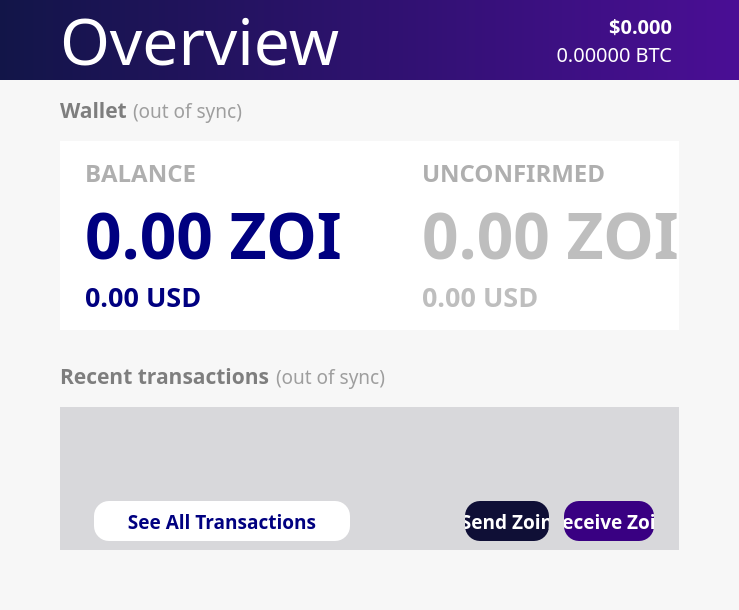
The window that src/qt/forms/overviewpage.ui (noirofficial/noir) describes before a commit, drawn with Qt 5.
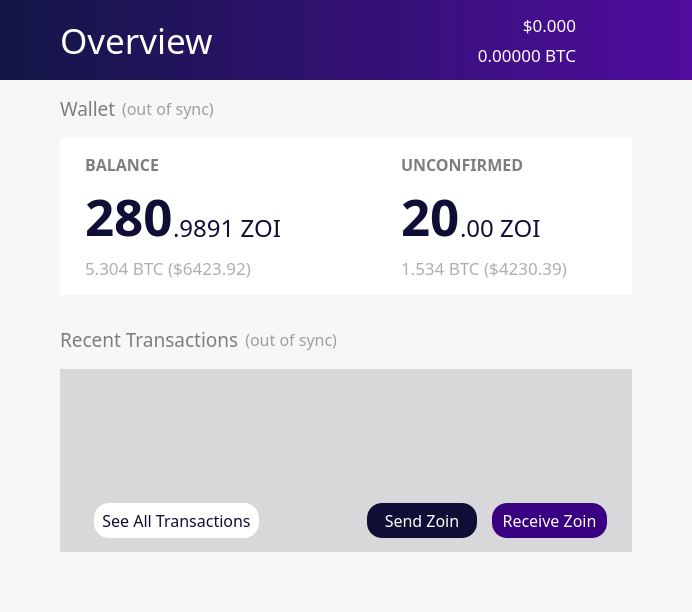
The same window after the commit. Icons and pictures are not drawn.

```diff
--- a/src/qt/forms/overviewpage.ui
+++ b/src/qt/forms/overviewpage.ui
@@ -6,8 +6,8 @@
    <rect>
     <x>0</x>
     <y>0</y>
-    <width>637</width>
-    <height>610</height>
+    <width>692</width>
+    <height>612</height>
    </rect>
   </property>
   <property name="sizePolicy">
@@ -385,7 +385,7 @@
             <bool>false</bool>
            </property>
            <property name="styleSheet">
-            <string notr="true">background: QLinearGradient(x1: 0, y1: 0, x2: 1, y2: 0, stop: 0 #121548, stop: 1 #4a0e95);
+            <string notr="true">background: QLinearGradient(x1: 0, y1: 0, x2: 1, y2: 0, stop: 0 #121646, stop: 1 #510c9f);
 border:0;
 </string>
            </property>
@@ -397,7 +397,7 @@
            </property>
            <layout class="QHBoxLayout" name="horizontalLayout_3">
             <property name="spacing">
-             <number>0</number>
+             <number>-1</number>
             </property>
             <property name="leftMargin">
              <number>60</number>
@@ -422,7 +422,9 @@
               <property name="font">
                <font>
                 <family>ZoinLight</family>
-                <pointsize>48</pointsize>
+                <pointsize>26</pointsize>
+                <weight>50</weight>
+                <bold>false</bold>
                </font>
               </property>
               <property name="autoFillBackground">
@@ -445,14 +447,19 @@
             </item>
             <item>
              <layout class="QVBoxLayout" name="verticalLayout_5">
+              <property name="spacing">
+               <number>-1</number>
+              </property>
               <item>
                <widget class="QLabel" name="priceUSD">
                 <property name="font">
                  <font>
-                  <family>ZoinSemiBold</family>
-                  <pointsize>15</pointsize>
-                  <weight>75</weight>
-                  <bold>true</bold>
+                  <family>ZoinMedium</family>
+                  <pointsize>13</pointsize>
+                  <weight>50</weight>
+                  <bold>false</bold>
+                  <stylestrategy>PreferDefault</stylestrategy>
+                  <kerning>true</kerning>
                  </font>
                 </property>
                 <property name="styleSheet">
@@ -472,7 +479,9 @@
                 <property name="font">
                  <font>
                   <family>ZoinLight</family>
-                  <pointsize>15</pointsize>
+                  <pointsize>13</pointsize>
+                  <weight>50</weight>
+                  <bold>false</bold>
                  </font>
                 </property>
                 <property name="styleSheet">
@@ -490,12 +499,18 @@
              </layout>
             </item>
             <item>
-             <widget class="QLabel" name="label_6">
-              <property name="sizePolicy">
-               <sizepolicy hsizetype="Fixed" vsizetype="Fixed">
-                <horstretch>0</horstretch>
-                <verstretch>0</verstretch>
-               </sizepolicy>
+             <widget class="QPushButton" name="pushButton">
+              <property name="minimumSize">
+               <size>
+                <width>0</width>
+                <height>80</height>
+               </size>
+              </property>
+              <property name="maximumSize">
+               <size>
+                <width>50</width>
+                <height>80</height>
+               </size>
               </property>
               <property name="styleSheet">
                <string notr="true">background: rgb(0,0,0,0);</string>
@@ -506,8 +521,11 @@
               <property name="pixmap">
                <pixmap resource="../bitcoin.qrc">:/icons/Exports_45</pixmap>
               </property>
-              <property name="scaledContents">
-               <bool>false</bool>
+              <property name="iconSize">
+               <size>
+                <width>70</width>
+                <height>70</height>
+               </size>
               </property>
              </widget>
             </item>
@@ -649,7 +667,7 @@
           <item>
            <layout class="QHBoxLayout" name="horizontalLayout_4">
             <property name="spacing">
-             <number>-1</number>
+             <number>6</number>
             </property>
             <property name="rightMargin">
              <number>0</number>
@@ -661,10 +679,10 @@
              <widget class="QLabel" name="label_5">
               <property name="font">
                <font>
-                <family>ZoinSemiBold</family>
-                <pointsize>16</pointsize>
-                <weight>75</weight>
-                <bold>true</bold>
+                <family>ZoinMedium</family>
+                <pointsize>14</pointsize>
+                <weight>50</weight>
+                <bold>false</bold>
                </font>
               </property>
               <property name="mouseTracking">
@@ -682,8 +700,8 @@
              <widget class="QLabel" name="labelWalletStatus">
               <property name="font">
                <font>
-                <family>Source Sans Pro</family>
-                <pointsize>14</pointsize>
+                <family>ZoinLight</family>
+                <pointsize>12</pointsize>
                </font>
               </property>
               <property name="toolTip">
@@ -847,8 +865,124 @@
               <number>80</number>
              </property>
              <property name="verticalSpacing">
-              <number>0</number>
+              <number>5</number>
              </property>
+             <item row="1" column="0">
+              <layout class="QHBoxLayout" name="horizontalLayout_7">
+               <property name="spacing">
+                <number>0</number>
+               </property>
+               <property name="topMargin">
+                <number>0</number>
+               </property>
+               <item>
+                <widget class="QLabel" name="labelBalance">
+                 <property name="sizePolicy">
+                  <sizepolicy hsizetype="Preferred" vsizetype="Preferred">
+                   <horstretch>0</horstretch>
+                   <verstretch>0</verstretch>
+                  </sizepolicy>
+                 </property>
+                 <property name="font">
+                  <font>
+                   <family>ZoinBold</family>
+                   <pointsize>38</pointsize>
+                   <weight>75</weight>
+                   <italic>false</italic>
+                   <bold>true</bold>
+                  </font>
+                 </property>
+                 <property name="cursor">
+                  <cursorShape>IBeamCursor</cursorShape>
+                 </property>
+                 <property name="toolTip">
+                  <string>Your current balance</string>
+                 </property>
+                 <property name="styleSheet">
+                  <string notr="true">color: rgb(15, 15, 54);</string>
+                 </property>
+                 <property name="text">
+                  <string notr="true">280</string>
+                 </property>
+                 <property name="alignment">
+                  <set>Qt::AlignBottom|Qt::AlignLeading|Qt::AlignLeft</set>
+                 </property>
+                 <property name="indent">
+                  <number>0</number>
+                 </property>
+                 <property name="textInteractionFlags">
+                  <set>Qt::NoTextInteraction</set>
+                 </property>
+                </widget>
+               </item>
+               <item>
+                <widget class="QLabel" name="labelBalanceDecimal">
+                 <property name="font">
+                  <font>
+                   <family>ZoinRegular</family>
+                   <pointsize>18</pointsize>
+                  </font>
+                 </property>
+                 <property name="styleSheet">
+                  <string notr="true">color: rgb(15, 15, 54);
+padding-bottom:6;</string>
+                 </property>
+                 <property name="text">
+                  <string>.9891 ZOI</string>
+                 </property>
+                 <property name="alignment">
+                  <set>Qt::AlignBottom|Qt::AlignLeading|Qt::AlignLeft</set>
+                 </property>
+                 <property name="indent">
+                  <number>0</number>
+                 </property>
+                </widget>
+               </item>
+               <item>
+                <spacer name="horizontalSpacer_6">
+                 <property name="orientation">
+                  <enum>Qt::Horizontal</enum>
+                 </property>
+                 <property name="sizeHint" stdset="0">
+                  <size>
+                   <width>40</width>
+                   <height>20</height>
+                  </size>
+                 </property>
+                </spacer>
+               </item>
+              </layout>
+             </item>
+             <item row="0" column="0">
+              <widget class="QLabel" name="label">
+               <property name="enabled">
+                <bool>false</bool>
+               </property>
+               <property name="sizePolicy">
+                <sizepolicy hsizetype="Preferred" vsizetype="Preferred">
+                 <horstretch>0</horstretch>
+                 <verstretch>0</verstretch>
+                </sizepolicy>
+               </property>
+               <property name="font">
+                <font>
+                 <family>ZoinBold</family>
+                 <pointsize>12</pointsize>
+                 <weight>75</weight>
+                 <bold>true</bold>
+                </font>
+               </property>
+               <property name="styleSheet">
+                <string notr="true">color: rgb(126, 126, 126);</string>
+               </property>
+               <property name="text">
+                <string>BALANCE</string>
+               </property>
+               <property name="textInteractionFlags">
+                <set>Qt::NoTextInteraction</set>
+               </property>
+              </widget>
+             </item>
              <item row="0" column="1">
               <widget class="QLabel" name="label_3">
                <property name="enabled">
@@ -862,8 +996,8 @@
                </property>
                <property name="font">
                 <font>
-                 <family>ZoinSemiBold</family>
-                 <pointsize>18</pointsize>
+                 <family>ZoinBold</family>
+                 <pointsize>12</pointsize>
                  <weight>75</weight>
                  <bold>true</bold>
                 </font>
@@ -875,7 +1009,7 @@
                 <bool>false</bool>
                </property>
                <property name="styleSheet">
-                <string notr="true">color: rgb(175, 175, 175);</string>
+                <string notr="true">color: rgb(126, 126, 126);</string>
                </property>
                <property name="text">
                 <string>UNCONFIRMED</string>
@@ -891,70 +1025,32 @@
                </property>
               </widget>
              </item>
-             <item row="1" column="1">
-              <widget class="QLabel" name="labelUnconfirmed">
-               <property name="enabled">
-                <bool>false</bool>
-               </property>
-               <property name="sizePolicy">
-                <sizepolicy hsizetype="Preferred" vsizetype="Preferred">
-                 <horstretch>0</horstretch>
-                 <verstretch>0</verstretch>
-                </sizepolicy>
-               </property>
-               <property name="font">
-                <font>
-                 <family>Source Sans Pro</family>
-                 <pointsize>48</pointsize>
-                 <weight>75</weight>
-                 <bold>true</bold>
-                </font>
-               </property>
-               <property name="cursor">
-                <cursorShape>IBeamCursor</cursorShape>
-               </property>
-               <property name="toolTip">
-                <string>Total of transactions that have yet to be confirmed, and do not yet count toward the current balance</string>
-               </property>
-               <property name="layoutDirection">
-                <enum>Qt::LeftToRight</enum>
-               </property>
-               <property name="styleSheet">
-                <string notr="true"/>
-               </property>
-               <property name="text">
-                <string notr="true">0.00 ZOI</string>
-               </property>
-               <property name="alignment">
-                <set>Qt::AlignLeading|Qt::AlignLeft|Qt::AlignVCenter</set>
-               </property>
-               <property name="textInteractionFlags">
-                <set>Qt::NoTextInteraction</set>
-               </property>
-              </widget>
-             </item>
-             <item row="2" column="1">
+             <item row="3" column="1">
               <widget class="QLabel" name="labelUnconfirmedUSD">
                <property name="enabled">
                 <bool>false</bool>
                </property>
                <property name="font">
                 <font>
-                 <family>Source Sans Pro</family>
-                 <pointsize>20</pointsize>
-                 <weight>75</weight>
-                 <bold>true</bold>
+                 <family>ZoinLight</family>
+                 <pointsize>13</pointsize>
+                 <weight>50</weight>
+                 <bold>false</bold>
                 </font>
                </property>
+               <property name="styleSheet">
+                <string notr="true">color: rgb(175, 175, 175);
+</string>
+               </property>
                <property name="text">
-                <string>0.00 USD</string>
+                <string>1.534 BTC ($4230.39)</string>
                </property>
                <property name="textInteractionFlags">
                 <set>Qt::NoTextInteraction</set>
                </property>
               </widget>
              </item>
-             <item row="2" column="0">
+             <item row="3" column="0">
               <widget class="QLabel" name="labelBalanceUSD">
                <property name="palette">
                 <palette>
@@ -962,9 +1058,9 @@
                   <colorrole role="WindowText">
                    <brush brushstyle="SolidPattern">
                     <color alpha="255">
-                     <red>0</red>
-                     <green>0</green>
-                     <blue>128</blue>
+                     <red>175</red>
+                     <green>175</green>
+                     <blue>175</blue>
                     </color>
                    </brush>
                   </colorrole>
@@ -980,18 +1076,18 @@
                   <colorrole role="Text">
                    <brush brushstyle="SolidPattern">
                     <color alpha="255">
-                     <red>0</red>
-                     <green>0</green>
-                     <blue>128</blue>
+                     <red>175</red>
+                     <green>175</green>
+                     <blue>175</blue>
                     </color>
                    </brush>
                   </colorrole>
                   <colorrole role="ButtonText">
                    <brush brushstyle="SolidPattern">
                     <color alpha="255">
-                     <red>0</red>
-                     <green>0</green>
-                     <blue>128</blue>
+                     <red>175</red>
+                     <green>175</green>
+                     <blue>175</blue>
                     </color>
                    </brush>
                   </colorrole>
@@ -1018,9 +1114,9 @@
                   <colorrole role="WindowText">
                    <brush brushstyle="SolidPattern">
                     <color alpha="255">
-                     <red>0</red>
-                     <green>0</green>
-                     <blue>128</blue>
+                     <red>175</red>
+                     <green>175</green>
+                     <blue>175</blue>
                     </color>
                    </brush>
                   </colorrole>
@@ -1036,18 +1132,18 @@
                   <colorrole role="Text">
                    <brush brushstyle="SolidPattern">
                     <color alpha="255">
-                     <red>0</red>
-                     <green>0</green>
-                     <blue>128</blue>
+                     <red>175</red>
+                     <green>175</green>
+                     <blue>175</blue>
                     </color>
                    </brush>
                   </colorrole>
                   <colorrole role="ButtonText">
                    <brush brushstyle="SolidPattern">
                     <color alpha="255">
-                     <red>0</red>
-                     <green>0</green>
-                     <blue>128</blue>
+                     <red>175</red>
+                     <green>175</green>
+                     <blue>175</blue>
                     </color>
                    </brush>
                   </colorrole>
@@ -1074,9 +1170,9 @@
                   <colorrole role="WindowText">
                    <brush brushstyle="SolidPattern">
                     <color alpha="255">
-                     <red>0</red>
-                     <green>0</green>
-                     <blue>128</blue>
+                     <red>175</red>
+                     <green>175</green>
+                     <blue>175</blue>
                     </color>
                    </brush>
                   </colorrole>
@@ -1092,18 +1188,18 @@
                   <colorrole role="Text">
                    <brush brushstyle="SolidPattern">
                     <color alpha="255">
-                     <red>0</red>
-                     <green>0</green>
-                     <blue>128</blue>
+                     <red>175</red>
+                     <green>175</green>
+                     <blue>175</blue>
                     </color>
                    </brush>
                   </colorrole>
                   <colorrole role="ButtonText">
                    <brush brushstyle="SolidPattern">
                     <color alpha="255">
-                     <red>0</red>
-                     <green>0</green>
-                     <blue>128</blue>
+                     <red>175</red>
+                     <green>175</green>
+                     <blue>175</blue>
                     </color>
                    </brush>
                   </colorrole>
@@ -1130,77 +1226,10 @@
                </property>
                <property name="font">
                 <font>
-                 <family>Source Sans Pro</family>
-                 <pointsize>20</pointsize>
-                 <weight>75</weight>
-                 <bold>true</bold>
-                </font>
-               </property>
-               <property name="styleSheet">
-                <string notr="true">color: rgb(0, 0, 128);</string>
-               </property>
-               <property name="text">
-                <string>0.00 USD</string>
-               </property>
-               <property name="textInteractionFlags">
-                <set>Qt::NoTextInteraction</set>
-               </property>
-              </widget>
-             </item>
-             <item row="1" column="0">
-              <widget class="QLabel" name="labelBalance">
-               <property name="sizePolicy">
-                <sizepolicy hsizetype="Preferred" vsizetype="Preferred">
-                 <horstretch>0</horstretch>
-                 <verstretch>0</verstretch>
-                </sizepolicy>
-               </property>
-               <property name="font">
-                <font>
-                 <family>Source Sans Pro</family>
-                 <pointsize>48</pointsize>
-                 <weight>75</weight>
-                 <italic>false</italic>
-                 <bold>true</bold>
-                </font>
-               </property>
-               <property name="cursor">
-                <cursorShape>IBeamCursor</cursorShape>
-               </property>
-               <property name="toolTip">
-                <string>Your current balance</string>
-               </property>
-               <property name="styleSheet">
-                <string notr="true">color: rgb(0, 0, 128);</string>
-               </property>
-               <property name="text">
-                <string notr="true">0.00 ZOI</string>
-               </property>
-               <property name="indent">
-                <number>0</number>
-               </property>
-               <property name="textInteractionFlags">
-                <set>Qt::NoTextInteraction</set>
-               </property>
-              </widget>
-             </item>
-             <item row="0" column="0">
-              <widget class="QLabel" name="label">
-               <property name="enabled">
-                <bool>false</bool>
-               </property>
-               <property name="sizePolicy">
-                <sizepolicy hsizetype="Preferred" vsizetype="Preferred">
-                 <horstretch>0</horstretch>
-                 <verstretch>0</verstretch>
-                </sizepolicy>
-               </property>
-               <property name="font">
-                <font>
-                 <family>ZoinSemiBold</family>
-                 <pointsize>18</pointsize>
-                 <weight>75</weight>
-                 <bold>true</bold>
+                 <family>ZoinLight</family>
+                 <pointsize>13</pointsize>
+                 <weight>50</weight>
+                 <bold>false</bold>
                 </font>
                </property>
                <property name="styleSheet">
@@ -1208,14 +1237,100 @@
 </string>
                </property>
                <property name="text">
-                <string>BALANCE</string>
+                <string>5.304 BTC ($6423.92)</string>
                </property>
                <property name="textInteractionFlags">
                 <set>Qt::NoTextInteraction</set>
                </property>
               </widget>
              </item>
-             <item row="1" column="2">
+             <item row="1" column="1">
+              <layout class="QHBoxLayout" name="horizontalLayout_9">
+               <property name="spacing">
+                <number>0</number>
+               </property>
+               <item>
+                <widget class="QLabel" name="labelUnconfirmed">
+                 <property name="enabled">
+                  <bool>false</bool>
+                 </property>
+                 <property name="sizePolicy">
+                  <sizepolicy hsizetype="Preferred" vsizetype="Preferred">
+                   <horstretch>0</horstretch>
+                   <verstretch>0</verstretch>
+                  </sizepolicy>
+                 </property>
+                 <property name="font">
+                  <font>
+                   <family>ZoinBold</family>
+                   <pointsize>38</pointsize>
+                   <weight>75</weight>
+                   <italic>false</italic>
+                   <bold>true</bold>
+                  </font>
+                 </property>
+                 <property name="cursor">
+                  <cursorShape>IBeamCursor</cursorShape>
+                 </property>
+                 <property name="toolTip">
+                  <string>Total of transactions that have yet to be confirmed, and do not yet count toward the current balance</string>
+                 </property>
+                 <property name="layoutDirection">
+                  <enum>Qt::LeftToRight</enum>
+                 </property>
+                 <property name="styleSheet">
+                  <string notr="true">color: rgb(15, 15, 54);</string>
+                 </property>
+                 <property name="text">
+                  <string notr="true">20</string>
+                 </property>
+                 <property name="alignment">
+                  <set>Qt::AlignLeading|Qt::AlignLeft|Qt::AlignVCenter</set>
+                 </property>
+                 <property name="textInteractionFlags">
+                  <set>Qt::NoTextInteraction</set>
+                 </property>
+                </widget>
+               </item>
+               <item>
+                <widget class="QLabel" name="labelUnconfirmedDecimal">
+                 <property name="font">
+                  <font>
+                   <family>ZoinRegular</family>
+                   <pointsize>18</pointsize>
+                  </font>
+                 </property>
+                 <property name="styleSheet">
+                  <string notr="true">color: rgb(15, 15, 54);
+padding-bottom:6;</string>
+                 </property>
+                 <property name="text">
+                  <string>.00 ZOI</string>
+                 </property>
+                 <property name="alignment">
+                  <set>Qt::AlignBottom|Qt::AlignLeading|Qt::AlignLeft</set>
+                 </property>
+                 <property name="indent">
+                  <number>0</number>
+                 </property>
+                </widget>
+               </item>
+               <item>
+                <spacer name="horizontalSpacer_5">
+                 <property name="orientation">
+                  <enum>Qt::Horizontal</enum>
+                 </property>
+                 <property name="sizeHint" stdset="0">
+                  <size>
+                   <width>40</width>
+                   <height>20</height>
+                  </size>
+                 </property>
+                </spacer>
+               </item>
+              </layout>
+             </item>
+             <item row="3" column="2">
               <spacer name="horizontalSpacer_3">
                <property name="orientation">
                 <enum>Qt::Horizontal</enum>
@@ -1244,192 +1359,19 @@
             </property>
             <item>
              <widget class="QLabel" name="label_4">
-              <property name="palette">
-               <palette>
-                <active>
-                 <colorrole role="WindowText">
-                  <brush brushstyle="SolidPattern">
-                   <color alpha="255">
-                    <red>126</red>
-                    <green>126</green>
-                    <blue>126</blue>
-                   </color>
-                  </brush>
-                 </colorrole>
-                 <colorrole role="Button">
-                  <brush brushstyle="SolidPattern">
-                   <color alpha="250">
-                    <red>247</red>
-                    <green>247</green>
-                    <blue>247</blue>
-                   </color>
-                  </brush>
-                 </colorrole>
-                 <colorrole role="Text">
-                  <brush brushstyle="SolidPattern">
-                   <color alpha="255">
-                    <red>126</red>
-                    <green>126</green>
-                    <blue>126</blue>
-                   </color>
-                  </brush>
-                 </colorrole>
-                 <colorrole role="ButtonText">
-                  <brush brushstyle="SolidPattern">
-                   <color alpha="255">
-                    <red>126</red>
-                    <green>126</green>
-                    <blue>126</blue>
-                   </color>
-                  </brush>
-                 </colorrole>
-                 <colorrole role="Base">
-                  <brush brushstyle="SolidPattern">
-                   <color alpha="250">
-                    <red>247</red>
-                    <green>247</green>
-                    <blue>247</blue>
-                   </color>
-                  </brush>
-                 </colorrole>
-                 <colorrole role="Window">
-                  <brush brushstyle="SolidPattern">
-                   <color alpha="250">
-                    <red>247</red>
-                    <green>247</green>
-                    <blue>247</blue>
-                   </color>
-                  </brush>
-                 </colorrole>
-                </active>
-                <inactive>
-                 <colorrole role="WindowText">
-                  <brush brushstyle="SolidPattern">
-                   <color alpha="255">
-                    <red>126</red>
-                    <green>126</green>
-                    <blue>126</blue>
-                   </color>
-                  </brush>
-                 </colorrole>
-                 <colorrole role="Button">
-                  <brush brushstyle="SolidPattern">
-                   <color alpha="250">
-                    <red>247</red>
-                    <green>247</green>
-                    <blue>247</blue>
-                   </color>
-                  </brush>
-                 </colorrole>
-                 <colorrole role="Text">
-                  <brush brushstyle="SolidPattern">
-                   <color alpha="255">
-                    <red>126</red>
-                    <green>126</green>
-                    <blue>126</blue>
-                   </color>
-                  </brush>
-                 </colorrole>
-                 <colorrole role="ButtonText">
-                  <brush brushstyle="SolidPattern">
-                   <color alpha="255">
-                    <red>126</red>
-                    <green>126</green>
-                    <blue>126</blue>
-                   </color>
-                  </brush>
-                 </colorrole>
-                 <colorrole role="Base">
-                  <brush brushstyle="SolidPattern">
-                   <color alpha="250">
-                    <red>247</red>
-                    <green>247</green>
-                    <blue>247</blue>
-                   </color>
-                  </brush>
-                 </colorrole>
-                 <colorrole role="Window">
-                  <brush brushstyle="SolidPattern">
-                   <color alpha="250">
-                    <red>247</red>
-                    <green>247</green>
-                    <blue>247</blue>
-                   </color>
-                  </brush>
-                 </colorrole>
-                </inactive>
-                <disabled>
-                 <colorrole role="WindowText">
-                  <brush brushstyle="SolidPattern">
-                   <color alpha="255">
-                    <red>126</red>
-                    <green>126</green>
-                    <blue>126</blue>
-                   </color>
-                  </brush>
-                 </colorrole>
-                 <colorrole role="Button">
-                  <brush brushstyle="SolidPattern">
-                   <color alpha="250">
-                    <red>247</red>
-                    <green>247</green>
-                    <blue>247</blue>
-                   </color>
-                  </brush>
-                 </colorrole>
-                 <colorrole role="Text">
-                  <brush brushstyle="SolidPattern">
-                   <color alpha="255">
-                    <red>126</red>
-                    <green>126</green>
-                    <blue>126</blue>
-                   </color>
-                  </brush>
-                 </colorrole>
-                 <colorrole role="ButtonText">
-                  <brush brushstyle="SolidPattern">
-                   <color alpha="255">
-                    <red>126</red>
-                    <green>126</green>
-                    <blue>126</blue>
-                   </color>
-                  </brush>
-                 </colorrole>
-                 <colorrole role="Base">
-                  <brush brushstyle="SolidPattern">
-                   <color alpha="250">
-                    <red>247</red>
-                    <green>247</green>
-                    <blue>247</blue>
-                   </color>
-                  </brush>
-                 </colorrole>
-                 <colorrole role="Window">
-                  <brush brushstyle="SolidPattern">
-                   <color alpha="250">
-                    <red>247</red>
-                    <green>247</green>
-                    <blue>247</blue>
-                   </color>
-                  </brush>
-                 </colorrole>
-                </disabled>
-               </palette>
-              </property>
               <property name="font">
                <font>
-                <family>ZoinSemiBold</family>
-                <pointsize>16</pointsize>
-                <weight>75</weight>
-                <italic>false</italic>
-                <bold>true</bold>
+                <family>ZoinMedium</family>
+                <pointsize>14</pointsize>
+                <weight>50</weight>
+                <bold>false</bold>
                </font>
               </property>
               <property name="styleSheet">
                <string notr="true">color: rgb(126, 126, 126);</string>
               </property>
               <property name="text">
-               <string>&lt;b&gt;Recent transactions&lt;/b&gt;</string>
+               <string>Recent Transactions</string>
               </property>
              </widget>
             </item>
@@ -1437,8 +1379,8 @@
              <widget class="QLabel" name="labelTransactionsStatus">
               <property name="font">
                <font>
-                <family>Source Sans Pro</family>
-                <pointsize>14</pointsize>
+                <family>ZoinLight</family>
+                <pointsize>12</pointsize>
                </font>
               </property>
               <property name="toolTip">
@@ -1799,7 +1741,7 @@
                <property name="font">
                 <font>
                  <family>ZoinLight</family>
-                 <pointsize>14</pointsize>
+                 <pointsize>12</pointsize>
                 </font>
                </property>
                <property name="styleSheet">
@@ -1865,13 +1807,13 @@
                  <number>25</number>
                 </property>
                 <property name="topMargin">
-                 <number>0</number>
+                 <number>5</number>
                 </property>
                 <property name="rightMargin">
                  <number>25</number>
                 </property>
                 <property name="bottomMargin">
-                 <number>0</number>
+                 <number>5</number>
                 </property>
                 <item>
                  <widget class="QFrame" name="frame_5">
@@ -1881,7 +1823,7 @@
                   <property name="frameShadow">
                    <enum>QFrame::Raised</enum>
                   </property>
-                  <layout class="QVBoxLayout" name="verticalLayout_3">
+                  <layout class="QHBoxLayout" name="horizontalLayout_10">
                    <property name="rightMargin">
                     <number>0</number>
                    </property>
@@ -1895,22 +1837,22 @@
                      </property>
                      <property name="minimumSize">
                       <size>
-                       <width>130</width>
+                       <width>165</width>
                        <height>0</height>
                       </size>
                      </property>
                      <property name="font">
                       <font>
-                       <family>ZoinSemiBold</family>
-                       <pointsize>14</pointsize>
-                       <weight>75</weight>
-                       <bold>true</bold>
+                       <family>ZoinRegular</family>
+                       <pointsize>12</pointsize>
+                       <weight>50</weight>
+                       <bold>false</bold>
                       </font>
                      </property>
                      <property name="styleSheet">
-                      <string notr="true">color: rgb(0, 0, 128);
+                      <string notr="true">color: rgb(15, 15, 54);
 border-radius:15px;
-height:40px;
+height:35px;
 width:10px;
 border-color:gray;
 border-width:0px;
@@ -1931,6 +1873,19 @@
                      </property>
                     </widget>
                    </item>
+                   <item>
+                    <spacer name="horizontalSpacer_4">
+                     <property name="orientation">
+                      <enum>Qt::Horizontal</enum>
+                     </property>
+                     <property name="sizeHint" stdset="0">
+                      <size>
+                       <width>40</width>
+                       <height>20</height>
+                      </size>
+                     </property>
+                    </spacer>
+                   </item>
                   </layout>
                  </widget>
                 </item>
@@ -1940,7 +1895,7 @@
                    <number>15</number>
                   </property>
                   <property name="leftMargin">
-                   <number>75</number>
+                   <number>50</number>
                   </property>
                   <item>
                    <widget class="QPushButton" name="send">
@@ -1952,16 +1907,16 @@
                     </property>
                     <property name="minimumSize">
                      <size>
-                      <width>80</width>
+                      <width>110</width>
                       <height>0</height>
                      </size>
                     </property>
                     <property name="font">
                      <font>
-                      <family>ZoinSemiBold</family>
-                      <pointsize>14</pointsize>
-                      <weight>75</weight>
-                      <bold>true</bold>
+                      <family>ZoinRegular</family>
+                      <pointsize>12</pointsize>
+                      <weight>50</weight>
+                      <bold>false</bold>
                      </font>
                     </property>
                     <property name="autoFillBackground">
@@ -1971,7 +1926,7 @@
                      <string notr="true">background-color: rgb(15, 15, 54);
 color: white;
 border-radius:15px;
-height:40px;
+height:35px;
 width:50px;
 border-width:0px;</string>
                     </property>
@@ -1990,23 +1945,23 @@
                     </property>
                     <property name="minimumSize">
                      <size>
-                      <width>90</width>
+                      <width>115</width>
                       <height>0</height>
                      </size>
                     </property>
                     <property name="font">
                      <font>
-                      <family>ZoinSemiBold</family>
-                      <pointsize>14</pointsize>
-                      <weight>75</weight>
-                      <bold>true</bold>
+                      <family>ZoinRegular</family>
+                      <pointsize>12</pointsize>
+                      <weight>50</weight>
+                      <bold>false</bold>
                      </font>
                     </property>
                     <property name="styleSheet">
                      <string notr="true">background-color: rgb(57, 0, 130);
 color: white;
 border-radius:15px;
-height:40px;
+height:35px;
 width:60px;
 border-width:0px;</string>
                     </property>
```
Left out of the diff: 5 changed lines with no effect on the pictures.
